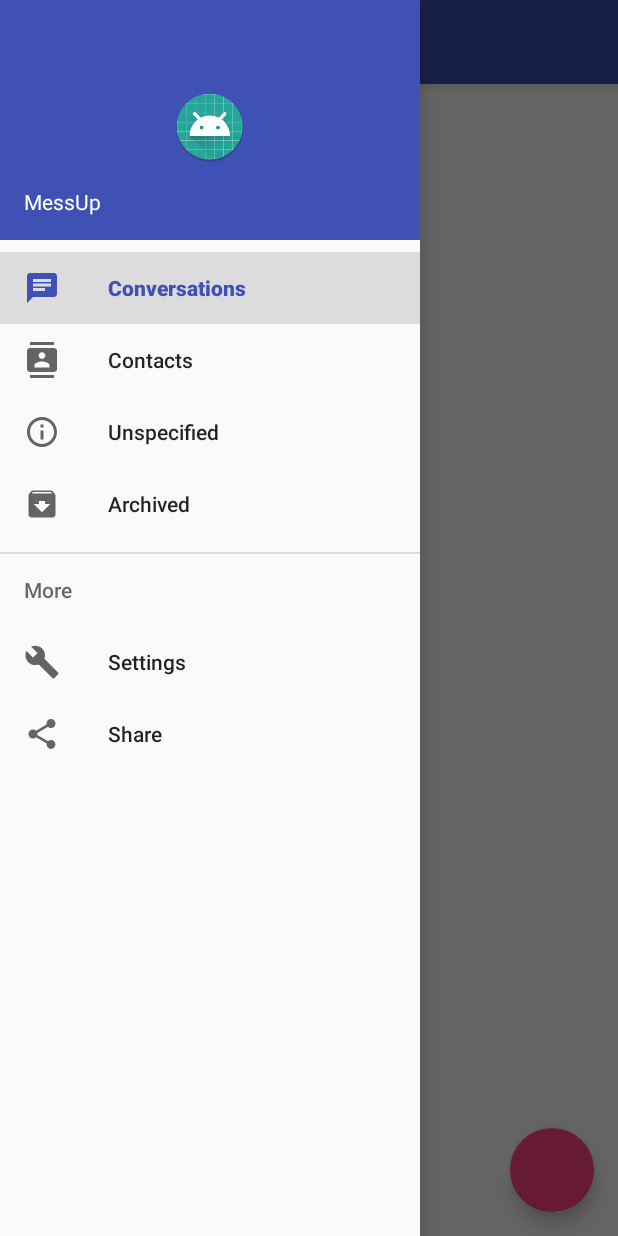
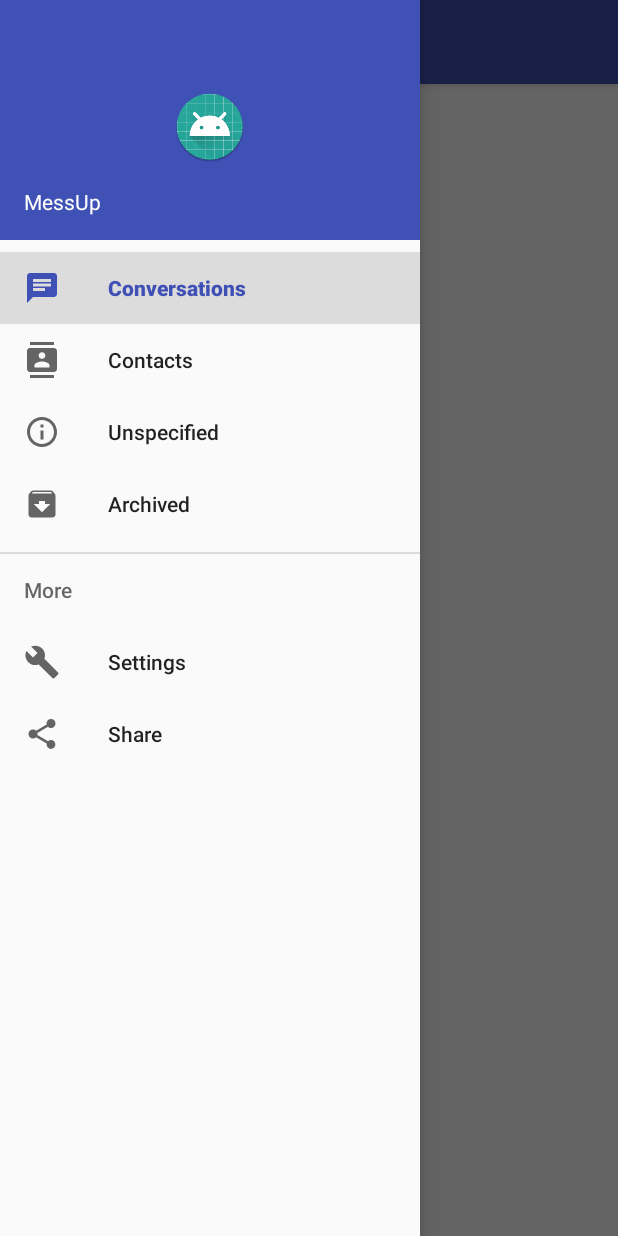
Before and after one commit to SnakeEys/MessagePlus, an Android app: the screen it shows after launch (MainActivity), with the side drawer open, on a phone screen of 412 x 824 dp. Run offline under Robolectric (Android 15) with nearby library versions, the phone set to English and light mode, and no system bars.

Commit message:
share drawer #2 rename

```diff
--- a/app/src/main/java/info/fox/messup/base/DrawerActivity.kt
+++ b/app/src/main/java/info/fox/messup/base/DrawerActivity.kt
@@ -30,12 +30,12 @@ abstract class DrawerActivity : AppCompatActivity(), NavigationView.OnNavigation
 
     override fun onCreate(savedInstanceState: Bundle?) {
         super.onCreate(savedInstanceState)
-        setContentView(R.layout.activity_main)
+        setContentView(R.layout.activity_drawer)
 
         val toolbar = findWidget<Toolbar>(R.id.toolbar)
         setSupportActionBar(toolbar)
 
-        val nav = findViewById(R.id.nav_view) as NavigationView
+        val nav = findWidget<NavigationView>(R.id.nav_view)
         nav.setNavigationItemSelectedListener(this)
         nav.setCheckedItem(R.id.nav_conversations)
     }
@@ -61,6 +61,11 @@ abstract class DrawerActivity : AppCompatActivity(), NavigationView.OnNavigation
             }
             else -> super.onOptionsItemSelected(item)
         }
+    }
+
+    override fun onDestroy() {
+        super.onDestroy()
+        findWidget<NavigationView>(R.id.nav_view).setCheckedItem(0)
     }
 
     override fun onBackPressed() {
--- a/app/src/main/res/layout/app_bar_main.xml
+++ b/app/src/main/res/layout/app_bar_main.xml
@@ -18,13 +18,10 @@
 
     </android.support.design.widget.AppBarLayout>
 
-    <include layout="@layout/content_main" />
-
-    <android.support.design.widget.FloatingActionButton
-        android:id="@+id/fab"
-        android:layout_width="wrap_content"
-        android:layout_height="wrap_content"
-        android:layout_gravity="bottom|end"
-        android:layout_margin="@dimen/dp_16" />
+    <FrameLayout xmlns:android="http://schemas.android.com/apk/res/android"
+        android:id="@+id/fl_container"
+        android:layout_width="match_parent"
+        android:layout_height="match_parent"
+        app:layout_behavior="@string/appbar_scrolling_view_behavior" />
 
 </android.support.design.widget.CoordinatorLayout>
```
Also changed, not shown: app/src/main/res/layout/activity_drawer.xml (renamed from app/src/main/res/layout/activity_main.xml).
